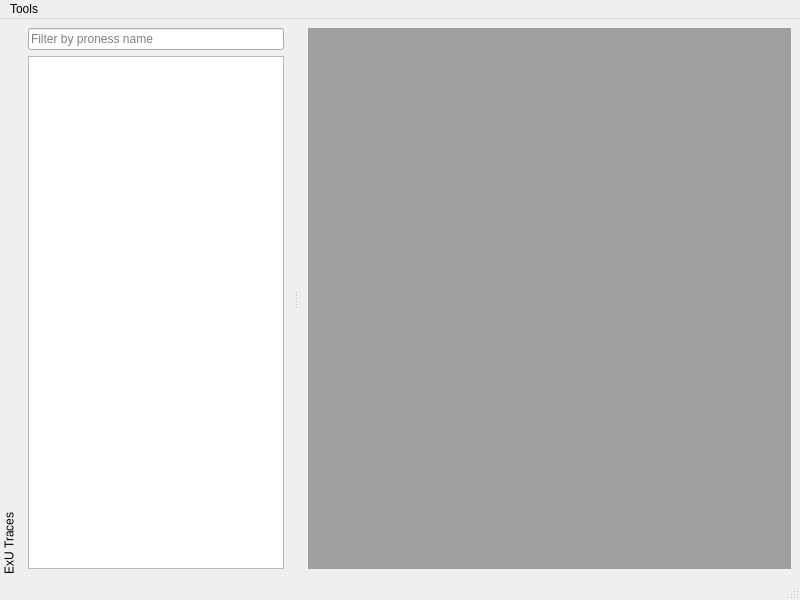
First picture: the form in tools/ui/mainwindow.ui, repository neel/prova, before the edit.
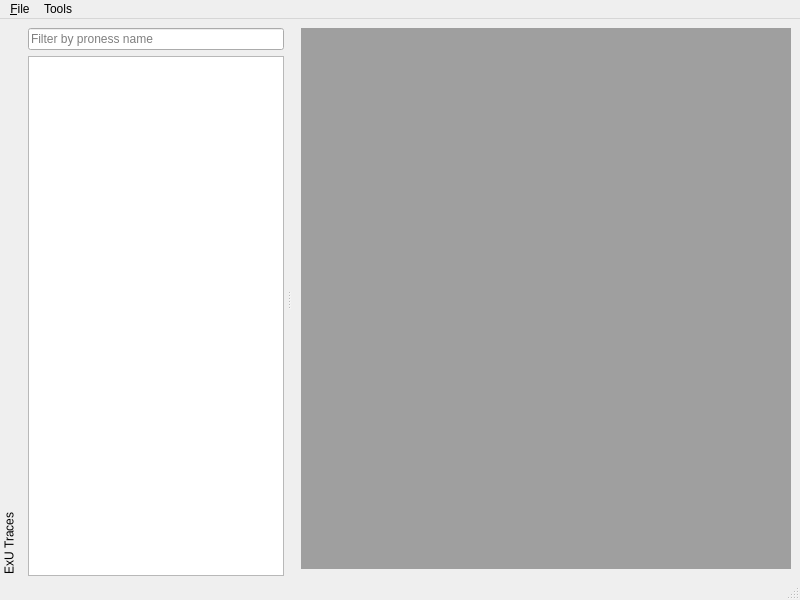
Second picture: the form after the edit.

```diff
--- a/tools/ui/mainwindow.ui
+++ b/tools/ui/mainwindow.ui
@@ -16,7 +16,17 @@
   <widget class="QWidget" name="centralwidget">
    <layout class="QHBoxLayout" name="centralHLayout">
     <item>
-     <widget class="QMdiArea" name="mdiArea"/>
+     <widget class="QMdiArea" name="mdiArea">
+      <property name="viewMode">
+       <enum>QMdiArea::ViewMode::TabbedView</enum>
+      </property>
+      <property name="tabsClosable">
+       <bool>true</bool>
+      </property>
+      <property name="tabsMovable">
+       <bool>true</bool>
+      </property>
+     </widget>
     </item>
    </layout>
   </widget>
@@ -26,7 +36,7 @@
      <x>0</x>
      <y>0</y>
      <width>800</width>
-     <height>30</height>
+     <height>21</height>
     </rect>
    </property>
    <widget class="QMenu" name="menuTools">
@@ -35,6 +45,12 @@
     </property>
     <addaction name="actionSettings"/>
    </widget>
+   <widget class="QMenu" name="menuFile">
+    <property name="title">
+     <string>&amp;File</string>
+    </property>
+   </widget>
+   <addaction name="menuFile"/>
    <addaction name="menuTools"/>
   </widget>
   <widget class="QStatusBar" name="statusbar"/>
@@ -53,6 +69,12 @@
    </attribute>
    <widget class="QWidget" name="dockWidgetContents">
     <layout class="QVBoxLayout" name="verticalLayout">
+     <property name="rightMargin">
+      <number>2</number>
+     </property>
+     <property name="bottomMargin">
+      <number>2</number>
+     </property>
      <item>
       <widget class="QLineEdit" name="processNameLineEdit">
        <property name="placeholderText">
```
Left out of the diff: 10 changed lines with no effect on the pictures.
